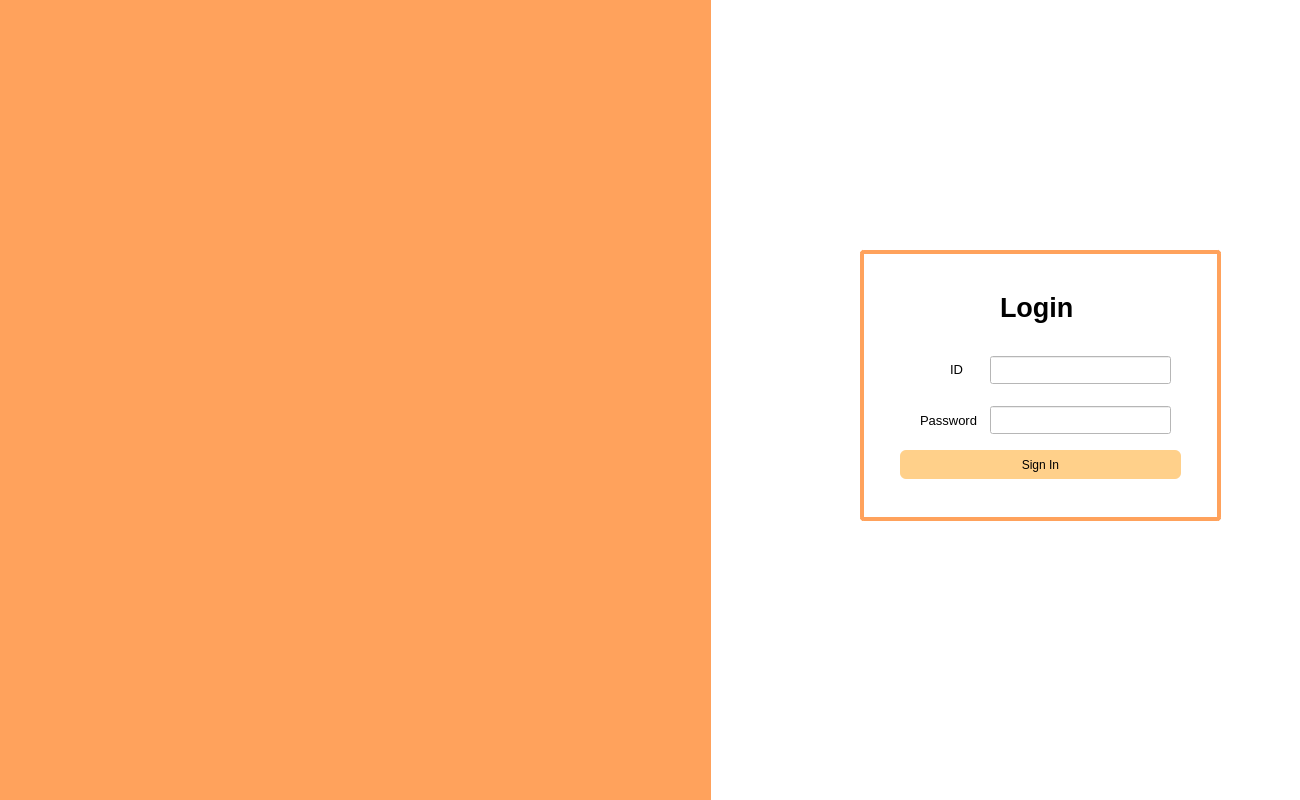
First picture: the form in client/dpgs-client/page1st.ui, repository yun-daniel/rpi4-dpgs, before the edit.
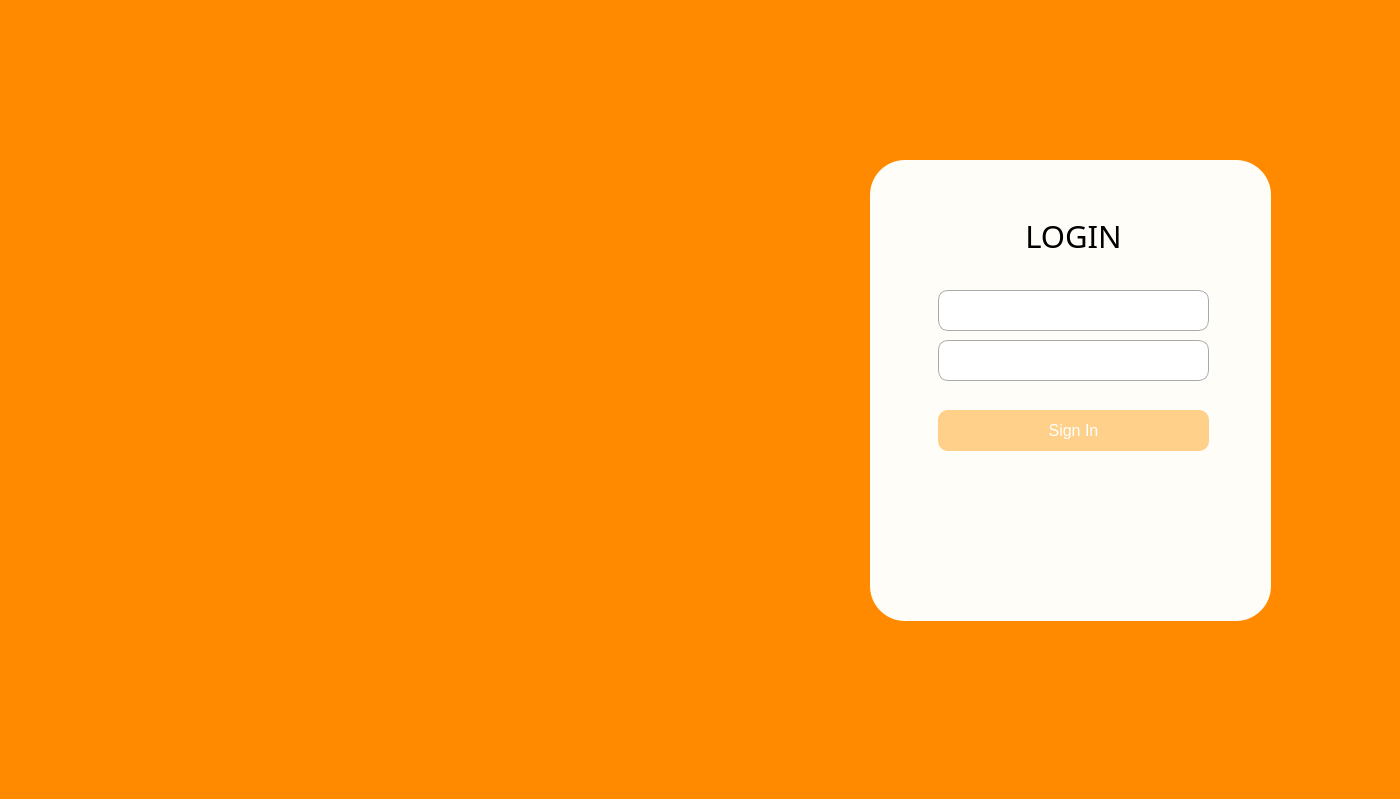
Second picture: the form after the edit. Icons and pictures are not drawn.

```diff
--- a/client/dpgs-client/page1st.ui
+++ b/client/dpgs-client/page1st.ui
@@ -6,10 +6,15 @@
    <rect>
     <x>0</x>
     <y>0</y>
-    <width>1300</width>
+    <width>1400</width>
     <height>800</height>
    </rect>
   </property>
+  <property name="font">
+   <font>
+    <bold>true</bold>
+   </font>
+  </property>
   <property name="windowTitle">
    <string>Form</string>
   </property>
@@ -21,17 +26,18 @@
   <widget class="QGroupBox" name="groupBox">
    <property name="geometry">
     <rect>
-     <x>860</x>
-     <y>240</y>
-     <width>361</width>
-     <height>281</height>
+     <x>870</x>
+     <y>150</y>
+     <width>401</width>
+     <height>471</height>
     </rect>
    </property>
    <property name="styleSheet">
     <string notr="true">QGroupBox {
-	border: 4px solid #FFA25C;
-	border-radius: 4px;
-    margin-top: 10px;
+    background-color: #FFFDF8;
+    border-radius: 35px; 
+    padding: 20px; 
+    margin-top: 10px;  
 }
 </string>
    </property>
@@ -41,23 +47,29 @@
    <widget class="QPushButton" name="login_button">
     <property name="geometry">
      <rect>
-      <x>40</x>
-      <y>210</y>
-      <width>281</width>
-      <height>29</height>
+      <x>68</x>
+      <y>260</y>
+      <width>271</width>
+      <height>41</height>
      </rect>
     </property>
     <property name="font">
      <font>
-      <pointsize>9</pointsize>
+      <pointsize>12</pointsize>
      </font>
     </property>
     <property name="styleSheet">
      <string notr="true">QPushButton {
     background-color : #FFD08A;
-    border-radius: 6px;
+    border-radius: 10px;
+	color: white;
+    outline: none; 
+
 }
-</string>
+
+QPushButton:hover {
+background-color:#FFBE70;
+}</string>
     </property>
     <property name="text">
      <string>Sign In</string>
@@ -69,96 +81,159 @@
      <bool>false</bool>
     </property>
    </widget>
-   <widget class="QLabel" name="label_pw">
-    <property name="geometry">
-     <rect>
-      <x>60</x>
-      <y>170</y>
-      <width>61</width>
-      <height>21</height>
-     </rect>
-    </property>
-    <property name="font">
-     <font>
-      <pointsize>10</pointsize>
-     </font>
-    </property>
-    <property name="text">
-     <string>Password</string>
-    </property>
-   </widget>
    <widget class="QLineEdit" name="line_edit_id">
     <property name="geometry">
      <rect>
-      <x>130</x>
-      <y>116</y>
-      <width>181</width>
-      <height>28</height>
+      <x>68</x>
+      <y>140</y>
+      <width>271</width>
+      <height>41</height>
      </rect>
     </property>
+    <property name="font">
+     <font>
+      <pointsize>12</pointsize>
+     </font>
+    </property>
+    <property name="styleSheet">
+     <string notr="true">border: 1px solid #AAAAAA;
+border-radius: 10px; 
+padding-left: 25px;</string>
+    </property>
    </widget>
    <widget class="QLineEdit" name="line_edit_pw">
     <property name="geometry">
      <rect>
-      <x>130</x>
-      <y>166</y>
-      <width>181</width>
-      <height>28</height>
-     </rect>
-    </property>
-   </widget>
-   <widget class="QLabel" name="label_id">
-    <property name="geometry">
-     <rect>
-      <x>90</x>
-      <y>119</y>
-      <width>21</width>
-      <height>21</height>
+      <x>68</x>
+      <y>190</y>
+      <width>271</width>
+      <height>41</height>
      </rect>
     </property>
     <property name="font">
      <font>
-      <pointsize>10</pointsize>
+      <pointsize>12</pointsize>
      </font>
     </property>
-    <property name="text">
-     <string>ID</string>
+    <property name="styleSheet">
+     <string notr="true">border: 1px solid #AAAAAA;
+border-radius: 10px; 
+padding-left: 25px;</string>
     </property>
    </widget>
    <widget class="QLabel" name="label_login">
     <property name="geometry">
      <rect>
-      <x>140</x>
-      <y>42</y>
+      <x>148</x>
+      <y>50</y>
       <width>111</width>
-      <height>51</height>
+      <height>71</height>
      </rect>
     </property>
     <property name="font">
      <font>
-      <pointsize>20</pointsize>
-      <bold>true</bold>
+      <family>맑은 고딕</family>
+      <pointsize>23</pointsize>
+      <fontweight>ExtraBold</fontweight>
      </font>
     </property>
     <property name="layoutDirection">
      <enum>Qt::LayoutDirection::LeftToRight</enum>
     </property>
+    <property name="styleSheet">
+     <string notr="true">background-color: #FFFDF8;</string>
+    </property>
     <property name="text">
-     <string>Login</string>
+     <string>LOGIN</string>
+    </property>
+    <property name="alignment">
+     <set>Qt::AlignmentFlag::AlignCenter</set>
+    </property>
+    <property name="margin">
+     <number>-15</number>
+    </property>
+   </widget>
+   <widget class="QLabel" name="label_result1">
+    <property name="geometry">
+     <rect>
+      <x>70</x>
+      <y>238</y>
+      <width>181</width>
+      <height>16</height>
+     </rect>
+    </property>
+    <property name="font">
+     <font>
+      <pointsize>9</pointsize>
+      <bold>true</bold>
+     </font>
+    </property>
+    <property name="styleSheet">
+     <string notr="true">background-color: #FFFDF8;
+color: #FF8A00;</string>
+    </property>
+    <property name="text">
+     <string/>
+    </property>
+   </widget>
+   <widget class="QLabel" name="label_result2">
+    <property name="geometry">
+     <rect>
+      <x>70</x>
+      <y>307</y>
+      <width>281</width>
+      <height>121</height>
+     </rect>
+    </property>
+    <property name="font">
+     <font>
+      <pointsize>9</pointsize>
+      <bold>true</bold>
+     </font>
+    </property>
+    <property name="styleSheet">
+     <string notr="true">background-color: #FFFDF8;
+color: #FF8A00;</string>
+    </property>
+    <property name="text">
+     <string/>
+    </property>
+    <property name="alignment">
+     <set>Qt::AlignmentFlag::AlignLeading|Qt::AlignmentFlag::AlignLeft|Qt::AlignmentFlag::AlignTop</set>
+    </property>
+   </widget>
+   <widget class="QLabel" name="label">
+    <property name="geometry">
+     <rect>
+      <x>10</x>
+      <y>362</y>
+      <width>371</width>
+      <height>91</height>
+     </rect>
+    </property>
+    <property name="styleSheet">
+     <string notr="true">background-image: url(:/images/CI2.png);
+background-color: none;
+background-repeat: no-repeat;
+background-position: center;
+background-size: contain;  </string>
+    </property>
+    <property name="text">
+     <string/>
     </property>
    </widget>
   </widget>
   <widget class="QLabel" name="label_background">
    <property name="geometry">
     <rect>
-     <x>0</x>
+     <x>-1</x>
      <y>-1</y>
-     <width>711</width>
-     <height>801</height>
+     <width>1401</width>
+     <height>800</height>
     </rect>
    </property>
    <property name="styleSheet">
-    <string notr="true">background-color: #FFA25C;</string>
+    <string notr="true">background-color: #FF8A00;</string>
    </property>
    <property name="text">
     <string/>
@@ -167,20 +242,25 @@
   <widget class="QLabel" name="label_parking">
    <property name="geometry">
     <rect>
-     <x>30</x>
-     <y>190</y>
-     <width>661</width>
-     <height>441</height>
+     <x>110</x>
+     <y>150</y>
+     <width>721</width>
+     <height>511</height>
     </rect>
    </property>
    <property name="styleSheet">
     <string notr="true">background-color: none;
-background-image: url(:/images/parking.png);</string>
+background-repeat: no-repeat;
+background-position: center;
+background-size: contain;  </string>
    </property>
    <property name="text">
     <string/>
    </property>
   </widget>
+  <zorder>label_background</zorder>
+  <zorder>label_parking</zorder>
+  <zorder>groupBox</zorder>
  </widget>
  <resources/>
  <connections/>
```
